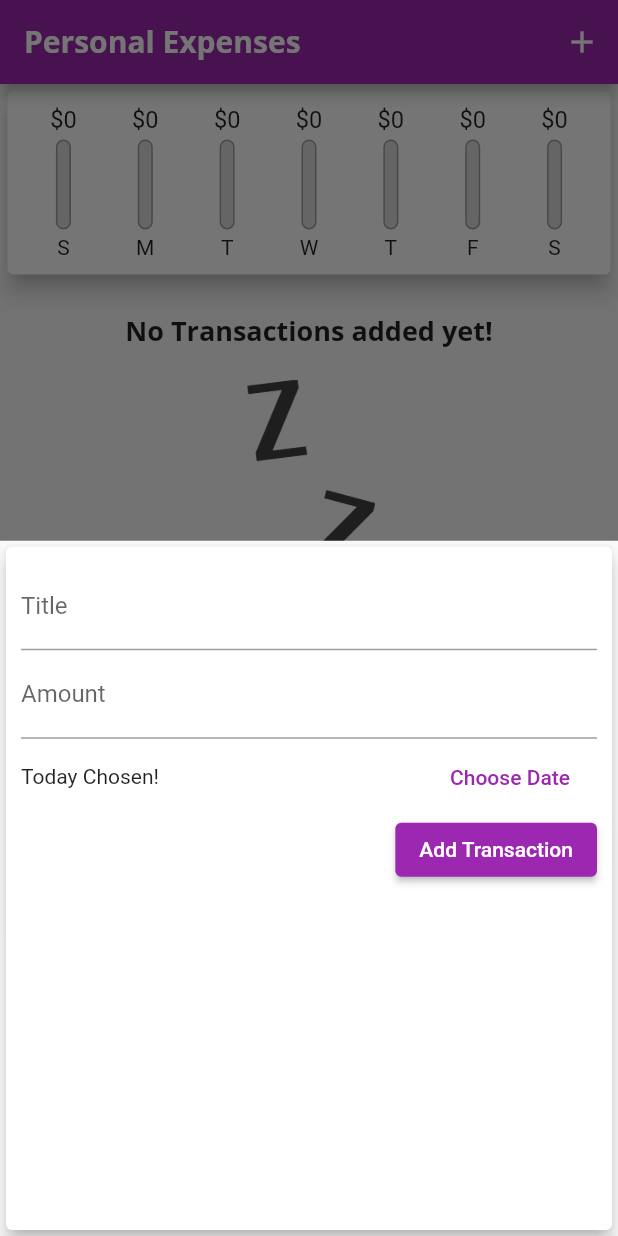
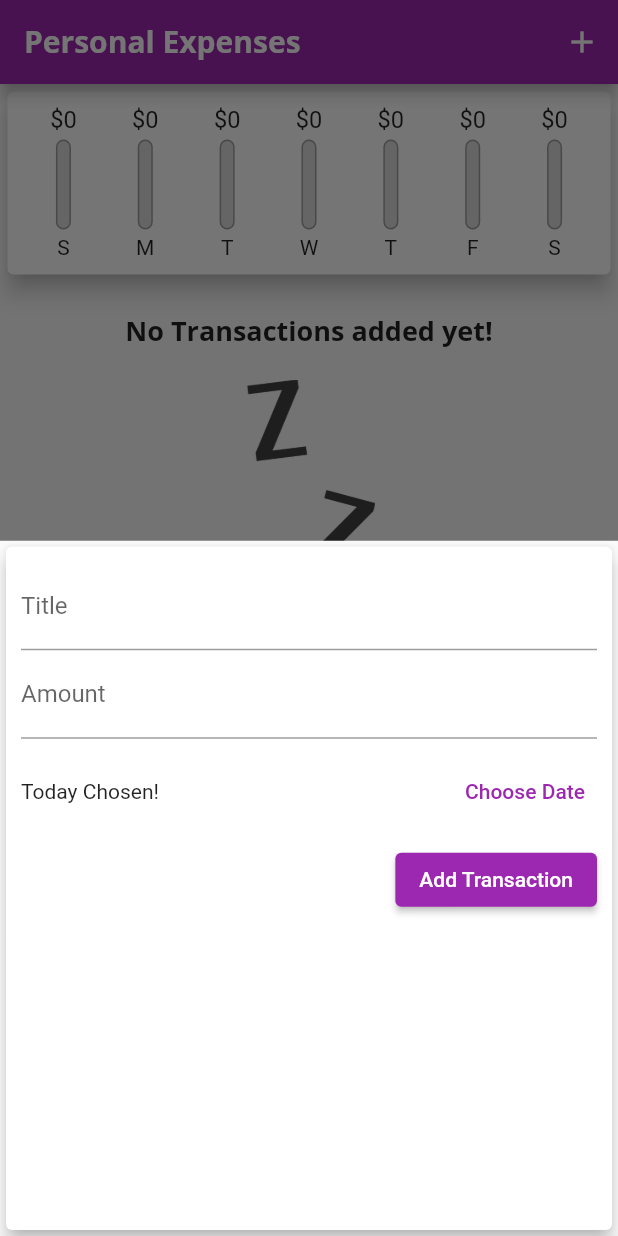
Before and after one commit to fffrowies/expense_planner, a Flutter app: the screen it shows after launch, after a tap on the "add" icon, on a phone screen of 412 x 824 dp. Run offline on Flutter 3.47's test engine with Material 2 defaults, Android fonts, the phone set to English and light mode, and no system bars.

Commit message:
Eliminación de items de la lista.

```diff
--- a/lib/main.dart
+++ b/lib/main.dart
@@ -45,20 +45,7 @@ class MyHomePage extends StatefulWidget {
 }
 
 class _MyHomePageState extends State<MyHomePage> {
-  final List<Transaction> _userTransactions = [
-    // Transaction(
-    //   id: 't1',
-    //   title: 'Verdulería',
-    //   amount: 640.00,
-    //   date: DateTime.now(),
-    // ),
-    // Transaction(
-    //   id: 't2',
-    //   title: 'Pollería',
-    //   amount: 420.00,
-    //   date: DateTime.now(),
-    // ),
-  ];
+  final List<Transaction> _userTransactions = [];
 
   List<Transaction> get _recentTransactions {
     return _userTransactions.where((tx) {
@@ -96,6 +83,12 @@ class _MyHomePageState extends State<MyHomePage> {
     );
   }
 
+  void _deleteTransaction(String id) {
+    setState(() {
+      _userTransactions.removeWhere((tx) => tx.id == id);
+    });
+  }
+
   @override
   Widget build(BuildContext context) {
     return Scaffold(
@@ -114,7 +107,7 @@ class _MyHomePageState extends State<MyHomePage> {
           crossAxisAlignment: CrossAxisAlignment.stretch,
           children: <Widget>[
             Chart(_recentTransactions),
-            TransactionList(_userTransactions),
+            TransactionList(_userTransactions, _deleteTransaction),
           ],
         ),
       ),
--- a/lib/widgets/new_transaction.dart
+++ b/lib/widgets/new_transaction.dart
@@ -73,7 +73,7 @@ class _NewTransactionState extends State<NewTransaction> {
               onSubmitted: (_) => _submitData(),
             ),
             Container(
-              height: 50,
+              height: 70,
               child: Row(
                 children: <Widget>[
                   Expanded(
@@ -83,12 +83,9 @@ class _NewTransactionState extends State<NewTransaction> {
                           : 'Picked Date: ${DateFormat.yMd().format(_selectedDate)}',
                     ),
                   ),
-                  Padding(
-                    padding: const EdgeInsets.all(10.0),
-                    child: TextButton(
-                      onPressed: _presentDatePicker,
-                      child: Text('Choose Date'),
-                    ),
+                  TextButton(
+                    onPressed: _presentDatePicker,
+                    child: Text('Choose Date'),
                   ),
                 ],
               ),
--- a/lib/widgets/transaction_list.dart
+++ b/lib/widgets/transaction_list.dart
@@ -6,8 +6,9 @@ import '../models/transaction.dart';
 
 class TransactionList extends StatelessWidget {
   final List<Transaction> transactions;
+  final Function deleteTransaction;
 
-  TransactionList(this.transactions);
+  TransactionList(this.transactions, this.deleteTransaction);
 
   @override
   Widget build(BuildContext context) {
@@ -62,6 +63,11 @@ class TransactionList extends StatelessWidget {
                     subtitle: Text(
                       DateFormat.yMMMd().format(transactions[i].date),
                     ),
+                    trailing: IconButton(
+                      icon: Icon(Icons.delete),
+                      color: Theme.of(context).errorColor,
+                      onPressed: () => deleteTransaction(transactions[i].id),
+                    ),
                   ),
                 );
               },
```
